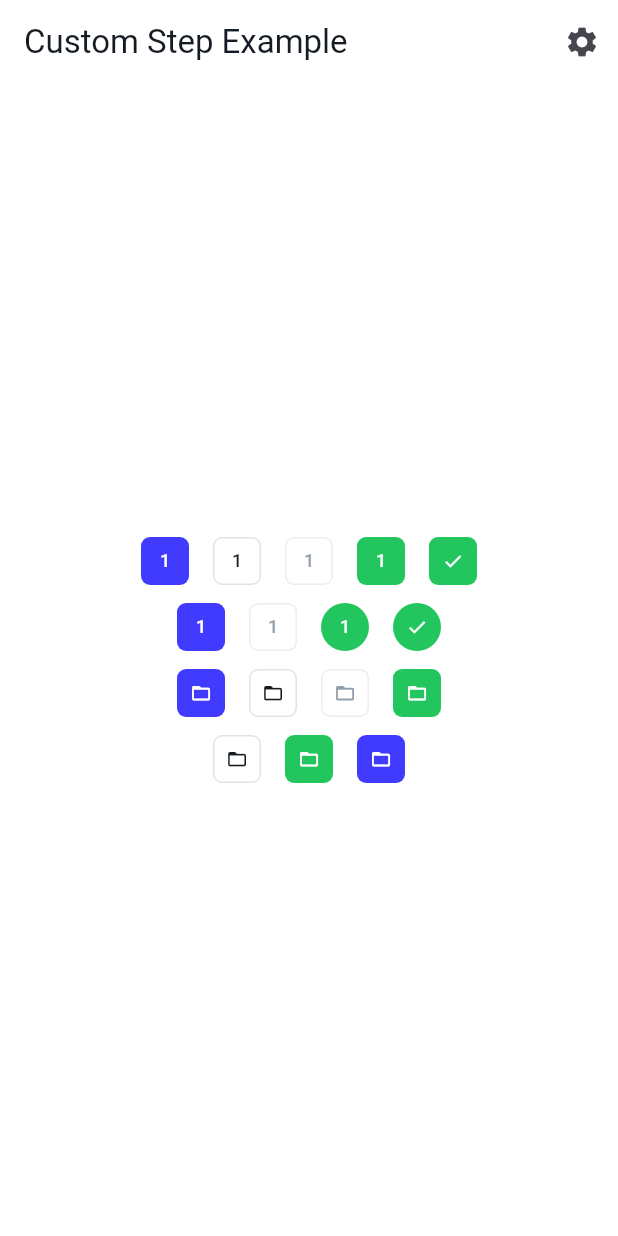
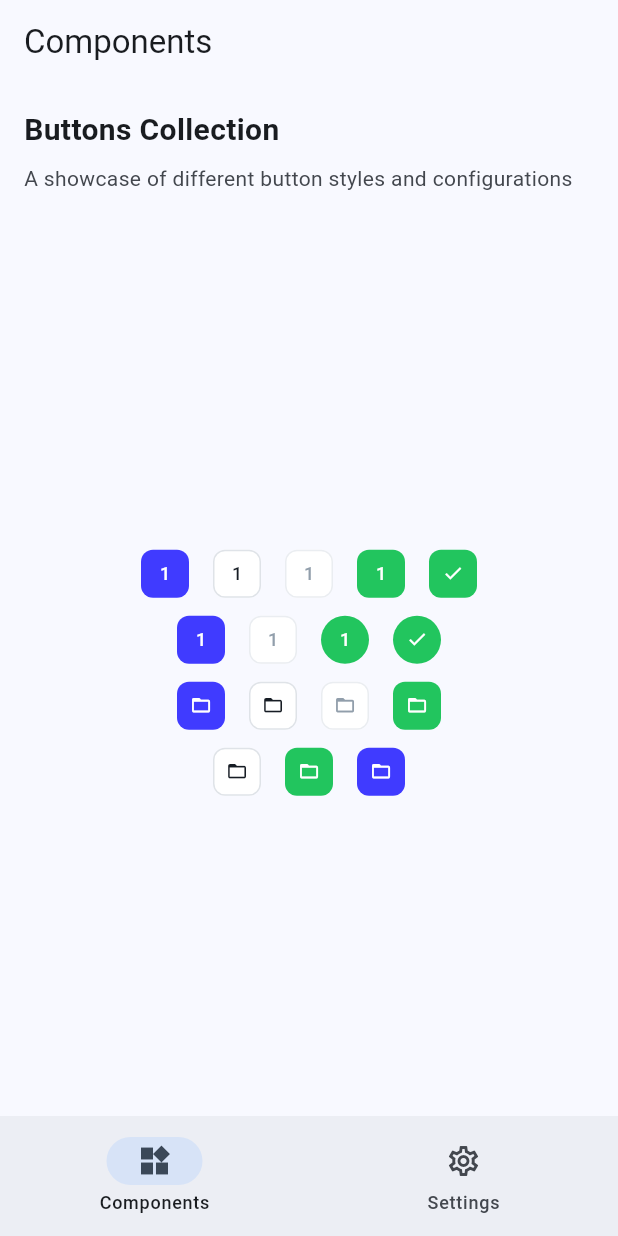
Before and after one commit to RunnerOnFoot/test_designs, a Flutter app: the screen it shows after launch, on a phone screen of 412 x 824 dp. Run offline on Flutter 3.47's test engine with Material 3 defaults, Android fonts, the phone set to English and light mode, and no system bars; our stand-ins replace flutter_bloc.

Commit message:
Updates theming, navigation & UI refinements
Adds a dark mode to the theme bloc and updates theme data handling
Introduces centralized route definitions and a splash screen
Refactors button widgets and enhances settings and home page UI

```diff
--- a/lib/core/bloc/theme/theme_bloc.dart
+++ b/lib/core/bloc/theme/theme_bloc.dart
@@ -1,6 +1,6 @@
 import 'package:flutter_bloc/flutter_bloc.dart';
 
-enum ThemeMode { blue, orange }
+enum ThemeMode { blue, orange, dark }
 
 // Events
 abstract class ThemeEvent {}
@@ -13,14 +13,13 @@ class ChangeThemeEvent extends ThemeEvent {
 // State
 class ThemeState {
   final ThemeMode themeMode;
-
-  ThemeState(this.themeMode);
+  ThemeState({required this.themeMode});
 }
 
 class ThemeBloc extends Bloc<ThemeEvent, ThemeState> {
-  ThemeBloc() : super(ThemeState(ThemeMode.blue)) {
+  ThemeBloc() : super(ThemeState(themeMode: ThemeMode.blue)) {
     on<ChangeThemeEvent>((event, emit) {
-      emit(ThemeState(event.themeMode));
+      emit(ThemeState(themeMode: event.themeMode));
     });
   }
 }
--- /dev/null
+++ b/lib/core/routes/app_routes.dart
@@ -0,0 +1,24 @@
+import 'package:flutter/material.dart';
+import '../../presentation/pages/home_page.dart';
+import '../../presentation/pages/settings_page.dart';
+import '../../presentation/pages/main_page.dart';
+import '../../presentation/pages/splash_screen.dart';
+
+class AppRoutes {
+  // Route constants
+  static const String splash = '/splash';
+  static const String main = '/main';
+  static const String home = '/home';
+  static const String settings = '/settings';
+
+  // Route definitions
+  static Map<String, Widget Function(BuildContext)> get routes => {
+    splash: (context) => const SplashScreen(),
+    main: (context) => const MainPage(),
+    home: (context) => const HomePage(),
+    settings: (context) => const SettingsPage(),
+  };
+
+  // Prevent instantiation
+  AppRoutes._();
+}
--- a/lib/core/theme/app_theme.dart
+++ b/lib/core/theme/app_theme.dart
@@ -1,39 +1,49 @@
-import 'package:flutter/material.dart';
-import '../bloc/theme/theme_bloc.dart' as theme_bloc;
+import 'package:flutter/material.dart' hide ThemeMode;
+import '../bloc/theme/theme_bloc.dart';
 
 class AppTheme {
-  static ThemeData getThemeData(theme_bloc.ThemeMode themeMode) {
+  static ThemeData getThemeData(ThemeMode themeMode) {
     switch (themeMode) {
-      case theme_bloc.ThemeMode.blue:
+      case ThemeMode.blue:
         return _blueTheme;
-      case theme_bloc.ThemeMode.orange:
+      case ThemeMode.orange:
         return _orangeTheme;
+      case ThemeMode.dark:
+        return _darkTheme;
     }
   }
 
-  static final ThemeData _blueTheme = ThemeData(
+  static final _blueTheme = ThemeData(
+    useMaterial3: true,
     colorScheme: ColorScheme.fromSeed(
-      seedColor: const Color(0xFF403BFF),
-      primary: const Color(0xFF403BFF),
-      secondary: const Color(0xFF22C55E),
-      surface: Colors.white,
-      onSurface: const Color(0xFF161C24),
-      outline: const Color(0xFFDFE3E8),
-      background: Colors.white,
+      seedColor: Colors.blue,
+      brightness: Brightness.light,
     ),
-    useMaterial3: true,
+    pageTransitionsTheme: _pageTransitionsTheme,
   );
 
-  static final ThemeData _orangeTheme = ThemeData(
+  static final _orangeTheme = ThemeData(
+    useMaterial3: true,
     colorScheme: ColorScheme.fromSeed(
       seedColor: Colors.orange,
-      primary: Colors.orange,
-      secondary: const Color(0xFF22C55E),
-      surface: Colors.white,
-      onSurface: const Color(0xFF161C24),
-      outline: const Color(0xFFDFE3E8),
-      background: Colors.white,
+      brightness: Brightness.light,
     ),
+    pageTransitionsTheme: _pageTransitionsTheme,
+  );
+
+  static final _darkTheme = ThemeData(
     useMaterial3: true,
+    colorScheme: ColorScheme.fromSeed(
+      seedColor: Colors.indigo,
+      brightness: Brightness.dark,
+    ),
+    pageTransitionsTheme: _pageTransitionsTheme,
+  );
+
+  static final _pageTransitionsTheme = PageTransitionsTheme(
+    builders: {
+      for (final platform in TargetPlatform.values)
+        platform: const ZoomPageTransitionsBuilder(),
+    },
   );
 }
--- a/lib/features/buttons/presentation/widgets/organisms/all_buttons_widget.dart
+++ b/lib/features/buttons/presentation/widgets/organisms/all_buttons_widget.dart
@@ -10,122 +10,174 @@ class AllButtonsWidget extends StatelessWidget {
     return Column(
       mainAxisAlignment: MainAxisAlignment.center,
       children: [
-        _buildRow([
-          CustomStep(
-            number: '1',
-            status: StepStatus.inProgress,
-            backgroundColor: AppColors.primary,
-            contentColor: AppColors.surface,
+        _buildRow(_buildFirstRowButtons()),
+        const SizedBox(height: 12),
+        _buildRow(_buildSecondRowButtons()),
+        const SizedBox(height: 12),
+        _buildRow(_buildIconButtons(StepStatus.inProgress)),
+        const SizedBox(height: 12),
+        _buildRow(_buildLastRowButtons()),
+      ],
+    );
+  }
+
+  List<Widget> _buildFirstRowButtons() {
+    return [
+      _createNumberStep(
+        '1',
+        StepStatus.inProgress,
+        AppColors.primary,
+        AppColors.surface,
       ),
-          CustomStep(
-            number: '1',
-            status: StepStatus.incomplete,
-            backgroundColor: AppColors.surface,
+      _createNumberStep(
+        '1',
+        StepStatus.incomplete,
+        AppColors.surface,
+        AppColors.onSurface,
         borderColor: AppColors.outline,
-            contentColor: AppColors.onSurface,
       ),
-          CustomStep(
-            number: '1',
-            status: StepStatus.incomplete,
-            backgroundColor: AppColors.surface,
+      _createNumberStep(
+        '1',
+        StepStatus.incomplete,
+        AppColors.surface,
+        AppColors.onSurfaceVariantLow,
         borderColor: AppColors.outlineLight,
-            contentColor: AppColors.onSurfaceVariantLow,
       ),
-          CustomStep(
-            number: '1',
-            status: StepStatus.complete,
-            backgroundColor: AppColors.success,
-            contentColor: AppColors.surface,
+      _createNumberStep(
+        '1',
+        StepStatus.complete,
+        AppColors.success,
+        AppColors.surface,
       ),
-          CustomStep(
-            icon: Icons.check,
-            status: StepStatus.complete,
-            backgroundColor: AppColors.success,
-            contentColor: AppColors.surface,
+      _createIconStep(
+        Icons.check,
+        StepStatus.complete,
+        AppColors.success,
+        AppColors.surface,
       ),
-        ]),
-        const SizedBox(height: 12),
-        _buildRow([
-          CustomStep(
-            number: '1',
-            status: StepStatus.inProgress,
-            backgroundColor: AppColors.primary,
-            contentColor: AppColors.surface,
+    ];
+  }
+
+  List<Widget> _buildSecondRowButtons() {
+    return [
+      _createNumberStep(
+        '1',
+        StepStatus.inProgress,
+        AppColors.primary,
+        AppColors.surface,
       ),
-          CustomStep(
-            number: '1',
-            status: StepStatus.incomplete,
-            backgroundColor: AppColors.surface,
+      _createNumberStep(
+        '1',
+        StepStatus.incomplete,
+        AppColors.surface,
+        AppColors.onSurfaceVariantLow,
         borderColor: AppColors.outlineLight,
-            contentColor: AppColors.onSurfaceVariantLow,
       ),
-          CustomStep(
-            number: '1',
-            status: StepStatus.complete,
-            backgroundColor: AppColors.success,
-            contentColor: AppColors.surface,
+      _createNumberStep(
+        '1',
+        StepStatus.complete,
+        AppColors.success,
+        AppColors.surface,
         borderRadius: 500,
       ),
-          CustomStep(
-            icon: Icons.check,
-            status: StepStatus.complete,
-            backgroundColor: AppColors.success,
-            contentColor: AppColors.surface,
+      _createIconStep(
+        Icons.check,
+        StepStatus.complete,
+        AppColors.success,
+        AppColors.surface,
         borderRadius: 500,
       ),
-        ]),
-        const SizedBox(height: 12),
-        _buildRow([
-          CustomStep(
-            icon: Icons.folder_open,
-            status: StepStatus.inProgress,
-            backgroundColor: AppColors.primary,
-            contentColor: AppColors.surface,
+    ];
+  }
+
+  List<Widget> _buildIconButtons(StepStatus initialStatus) {
+    return [
+      _createIconStep(
+        Icons.folder_open,
+        initialStatus,
+        AppColors.primary,
+        AppColors.surface,
       ),
-          CustomStep(
-            icon: Icons.folder_open,
-            status: StepStatus.incomplete,
-            backgroundColor: AppColors.surface,
+      _createIconStep(
+        Icons.folder_open,
+        StepStatus.incomplete,
+        AppColors.surface,
+        AppColors.onSurface,
         borderColor: AppColors.outline,
-            contentColor: AppColors.onSurface,
       ),
-          CustomStep(
-            icon: Icons.folder_open,
-            status: StepStatus.incomplete,
-            backgroundColor: AppColors.surface,
+      _createIconStep(
+        Icons.folder_open,
+        StepStatus.incomplete,
+        AppColors.surface,
+        AppColors.onSurfaceVariantLow,
         borderColor: AppColors.outlineLight,
-            contentColor: AppColors.onSurfaceVariantLow,
       ),
-          CustomStep(
-            icon: Icons.folder_open,
-            status: StepStatus.complete,
-            backgroundColor: AppColors.success,
-            contentColor: AppColors.surface,
+      _createIconStep(
+        Icons.folder_open,
+        StepStatus.complete,
+        AppColors.success,
+        AppColors.surface,
       ),
-        ]),
-        const SizedBox(height: 12),
-        _buildRow([
-          CustomStep(
-            icon: Icons.folder_open,
-            status: StepStatus.incomplete,
-            backgroundColor: AppColors.surface,
+    ];
+  }
+
+  List<Widget> _buildLastRowButtons() {
+    return [
+      _createIconStep(
+        Icons.folder_open,
+        StepStatus.incomplete,
+        AppColors.surface,
+        AppColors.onSurface,
         borderColor: AppColors.outline,
-            contentColor: AppColors.onSurface,
       ),
-          CustomStep(
-            icon: Icons.folder_open,
-            status: StepStatus.complete,
-            backgroundColor: AppColors.success,
-            contentColor: AppColors.surface,
+      _createIconStep(
+        Icons.folder_open,
+        StepStatus.complete,
+        AppColors.success,
+        AppColors.surface,
       ),
-          CustomStep(
-            icon: Icons.folder_open,
-            status: StepStatus.inProgress,
-            backgroundColor: AppColors.primary,
-            contentColor: AppColors.surface,
+      _createIconStep(
+        Icons.folder_open,
+        StepStatus.inProgress,
+        AppColors.primary,
+        AppColors.surface,
       ),
-        ]),
-      ],
+    ];
+  }
+
+  CustomStep _createNumberStep(
+    String number,
+    StepStatus status,
+    Color backgroundColor,
+    Color contentColor, {
+    Color? borderColor,
+    double borderRadius = 8.0,
+  }) {
+    return CustomStep(
+      number: number,
+      status: status,
+      backgroundColor: backgroundColor,
+      contentColor: contentColor,
+      borderColor: borderColor,
+      borderRadius: borderRadius,
+    );
+  }
+
+  CustomStep _createIconStep(
+    IconData icon,
+    StepStatus status,
+    Color backgroundColor,
+    Color contentColor, {
+    Color? borderColor,
+    double borderRadius = 8.0,
+  }) {
+    return CustomStep(
+      icon: icon,
+      status: status,
+      backgroundColor: backgroundColor,
+      contentColor: contentColor,
+      borderColor: borderColor,
+      borderRadius: borderRadius,
     );
   }
 
--- a/lib/main.dart
+++ b/lib/main.dart
@@ -2,8 +2,7 @@
 import 'package:flutter_bloc/flutter_bloc.dart';
 import 'core/bloc/theme/theme_bloc.dart';
 import 'core/theme/app_theme.dart';
-import 'presentation/pages/home_page.dart';
-import 'presentation/pages/settings_page.dart';
+import 'core/routes/app_routes.dart';
 
 void main() {
   runApp(BlocProvider(create: (context) => ThemeBloc(), child: const MyApp()));
@@ -18,13 +17,10 @@
       builder: (context, state) {
         return MaterialApp(
           debugShowCheckedModeBanner: false,
-          title: 'Custom Step Example',
+          title: 'Material UI Showcase',
           theme: AppTheme.getThemeData(state.themeMode),
-          initialRoute: '/',
-          routes: {
-            '/': (context) => const HomePage(),
-            '/settings': (context) => const SettingsPage(),
-          },
+          initialRoute: AppRoutes.splash,
+          routes: AppRoutes.routes,
         );
       },
     );
--- a/lib/presentation/pages/home_page.dart
+++ b/lib/presentation/pages/home_page.dart
@@ -1,5 +1,6 @@
 import 'package:flutter/material.dart';
 import '../../features/buttons/presentation/widgets/organisms/all_buttons_widget.dart';
+import '../widgets/section_header.dart';
 
 class HomePage extends StatelessWidget {
   const HomePage({super.key});
@@ -8,18 +9,29 @@ class HomePage extends StatelessWidget {
   Widget build(BuildContext context) {
     return Scaffold(
       appBar: AppBar(
-        title: const Text('Custom Step Example'),
-        actions: [
-          IconButton(
-            icon: const Icon(Icons.settings),
-            onPressed: () {
-              Navigator.of(context).pushNamed('/settings');
-            },
-          ),
-        ],
+        title: const Text('Components'),
+        backgroundColor: Theme.of(context).colorScheme.surface,
+        foregroundColor: Theme.of(context).colorScheme.onSurface,
       ),
       backgroundColor: Theme.of(context).colorScheme.surface,
-      body: const Center(child: AllButtonsWidget()),
+      body: SafeArea(
+        child: Padding(
+          padding: const EdgeInsets.symmetric(horizontal: 16.0),
+          child: Column(
+            crossAxisAlignment: CrossAxisAlignment.start,
+            children: [
+              const SizedBox(height: 16),
+              const SectionHeader(
+                title: 'Buttons Collection',
+                subtitle:
+                    'A showcase of different button styles and configurations',
+              ),
+              const SizedBox(height: 24),
+              const Expanded(child: AllButtonsWidget()),
+            ],
+          ),
+        ),
+      ),
     );
   }
 }
--- /dev/null
+++ b/lib/presentation/pages/main_page.dart
@@ -0,0 +1,63 @@
+import 'package:flutter/material.dart';
+import 'home_page.dart';
+import 'settings_page.dart';
+
+class MainPage extends StatefulWidget {
+  const MainPage({super.key});
+
+  @override
+  State<MainPage> createState() => _MainPageState();
+}
+
+class _MainPageState extends State<MainPage>
+    with SingleTickerProviderStateMixin {
+  int _currentIndex = 0;
+  late final TabController _tabController;
+
+  final List<Widget> _pages = [const HomePage(), const SettingsPage()];
+
+  @override
+  void initState() {
+    super.initState();
+    _tabController = TabController(length: _pages.length, vsync: this);
+  }
+
+  @override
+  void dispose() {
+    _tabController.dispose();
+    super.dispose();
+  }
+
+  @override
+  Widget build(BuildContext context) {
+    return Scaffold(
+      body: AnimatedSwitcher(
+        duration: const Duration(milliseconds: 300),
+        transitionBuilder: (child, animation) {
+          return FadeTransition(opacity: animation, child: child);
+        },
+        child: _pages[_currentIndex],
+      ),
+      bottomNavigationBar: NavigationBar(
+        onDestinationSelected: (int index) {
+          setState(() {
+            _currentIndex = index;
+          });
+        },
+        selectedIndex: _currentIndex,
+        destinations: const <Widget>[
+          NavigationDestination(
+            icon: Icon(Icons.widgets_outlined),
+            selectedIcon: Icon(Icons.widgets),
+            label: 'Components',
+          ),
+          NavigationDestination(
+            icon: Icon(Icons.settings_outlined),
+            selectedIcon: Icon(Icons.settings),
+            label: 'Settings',
+          ),
+        ],
+      ),
+    );
+  }
+}
--- /dev/null
+++ b/lib/presentation/widgets/section_header.dart
@@ -0,0 +1,55 @@
+import 'package:flutter/material.dart';
+
+class SectionHeader extends StatelessWidget {
+  final String title;
+  final String subtitle;
+  final IconData? icon;
+
+  const SectionHeader({
+    super.key,
+    required this.title,
+    required this.subtitle,
+    this.icon,
+  });
+
+  @override
+  Widget build(BuildContext context) {
+    return Column(
+      crossAxisAlignment: CrossAxisAlignment.start,
+      children: [
+        if (icon != null) ...[
+          Row(
+            children: [
+              Icon(icon, color: Theme.of(context).colorScheme.primary),
+              const SizedBox(width: 8),
+              Text(
+                title,
+                style: TextStyle(
+                  fontSize: 20,
+                  fontWeight: FontWeight.bold,
+                  color: Theme.of(context).colorScheme.onSurface,
+                ),
+              ),
+            ],
+          ),
+        ] else ...[
+          Text(
+            title,
+            style: TextStyle(
+              fontSize: 20,
+              fontWeight: FontWeight.bold,
+              color: Theme.of(context).colorScheme.onSurface,
+            ),
+          ),
+        ],
+        const SizedBox(height: 8),
+        Text(
+          subtitle,
+          style: TextStyle(
+            color: Theme.of(context).colorScheme.onSurfaceVariant,
+          ),
+        ),
+      ],
+    );
+  }
+}
```
Also changed, not shown: lib/presentation/pages/settings_page.dart (+110 -17 lines), lib/presentation/pages/splash_screen.dart (added, +98 -0 lines). Lines whose indentation alone changed are shown as unchanged.
